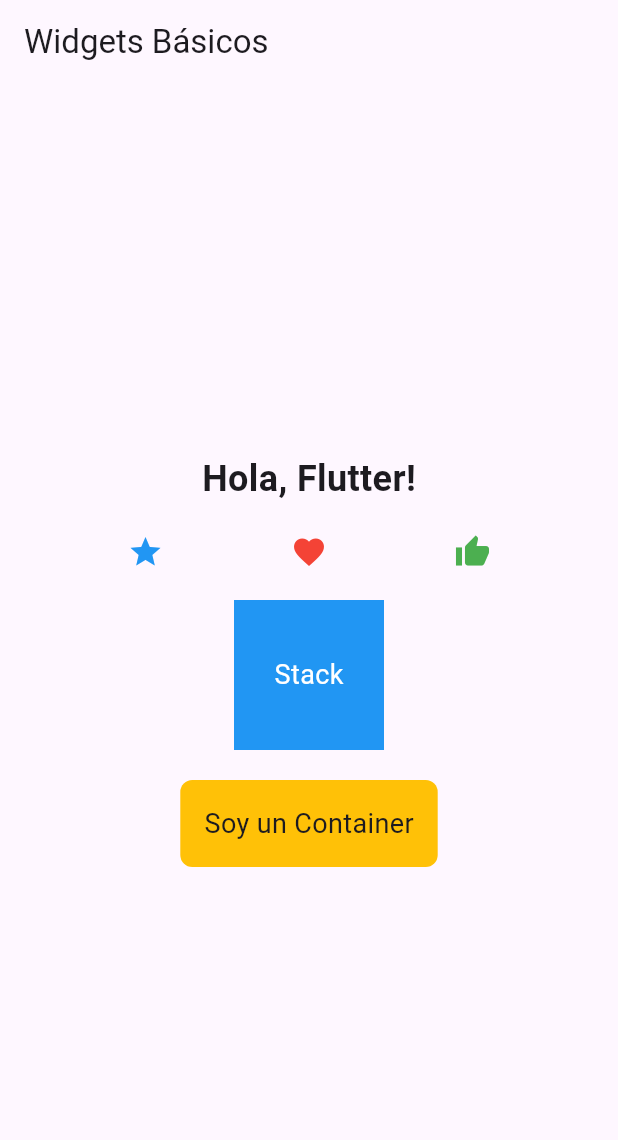
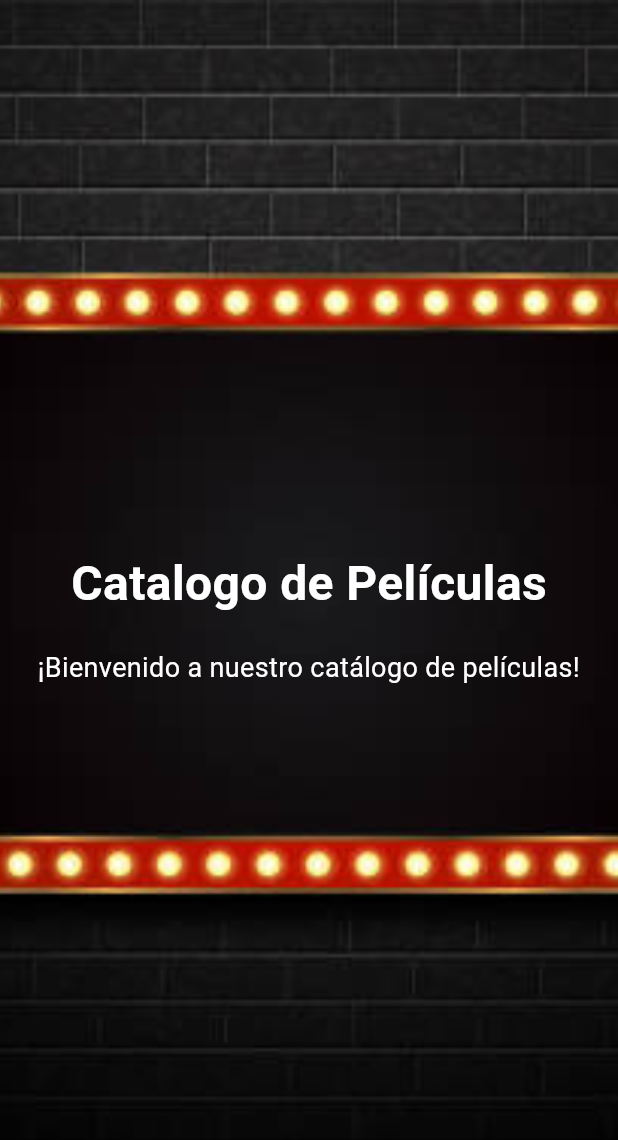
Before and after one commit to Sac-Corts/hello_flutter, a Flutter app: the screen it shows after launch, on a phone screen of 412 x 824 dp. Shown: the top 1140 px of the screen. Run offline on Flutter 3.47's test engine with Material 3 defaults, Android fonts, the phone set to English and light mode, and no system bars.

Commit message:
Actividad 3.5

```diff
--- a/lib/main.dart
+++ b/lib/main.dart
@@ -9,52 +9,44 @@ class MyApp extends StatelessWidget {
   Widget build(BuildContext context) {
     return MaterialApp(
       home: Scaffold(
-        appBar: AppBar(title: Text('Widgets Básicos')),
-        body: Center(
+        body: Stack(
+          children: [
+            // Imagen de fondo
+            Container(
+              decoration: BoxDecoration(
+                image: DecorationImage(
+                  image: AssetImage(
+                    'assets/background.jpg',
+                  ), // Asegúrate de agregar esta imagen en la carpeta assets
+                  fit: BoxFit.cover,
+                ),
+              ),
+            ),
+            // Contenido principal
+            Center(
               child: Column(
                 mainAxisAlignment: MainAxisAlignment.center,
                 children: [
-              // Widget Text
+                  // Nombre de la aplicación
                   Text(
-                'Hola, Flutter!',
-                style: TextStyle(fontSize: 24, fontWeight: FontWeight.bold),
+                    'Catalogo de Películas',
+                    style: TextStyle(
+                      fontSize: 32,
+                      fontWeight: FontWeight.bold,
+                      color: Colors.white,
                     ),
-              SizedBox(height: 20), // Espaciado entre widgets
-              // Widget Row
-              Row(
-                mainAxisAlignment: MainAxisAlignment.spaceEvenly,
-                children: [
-                  Icon(Icons.star, color: Colors.blue),
-                  Icon(Icons.favorite, color: Colors.red),
-                  Icon(Icons.thumb_up, color: Colors.green),
-                ],
                   ),
                   SizedBox(height: 20),
-
-              // Widget Stack
-              Stack(
-                alignment: Alignment.center,
-                children: [
-                  Container(width: 100, height: 100, color: Colors.blue),
+                  // Mensaje de bienvenida
                   Text(
-                    'Stack',
-                    style: TextStyle(color: Colors.white, fontSize: 18),
+                    '¡Bienvenido a nuestro catálogo de películas!',
+                    textAlign: TextAlign.center,
+                    style: TextStyle(fontSize: 18, color: Colors.white),
                   ),
                 ],
               ),
-              SizedBox(height: 20),
-
-              // Widget Container
-              Container(
-                padding: EdgeInsets.all(16),
-                decoration: BoxDecoration(
-                  color: Colors.amber,
-                  borderRadius: BorderRadius.circular(8),
-                ),
-                child: Text('Soy un Container', style: TextStyle(fontSize: 18)),
             ),
           ],
-          ),
         ),
       ),
     );
--- a/pubspec.yaml
+++ b/pubspec.yaml
@@ -51,7 +51,8 @@ dev_dependencies:
 
 # The following section is specific to Flutter packages.
 flutter:
-
+  assets:
+    - assets/background.jpg
   # The following line ensures that the Material Icons font is
   # included with your application, so that you can use the icons in
   # the material Icons class.
```
Also changed, not shown: assets/background.jpg (added). Lines whose indentation alone changed are shown as unchanged.
